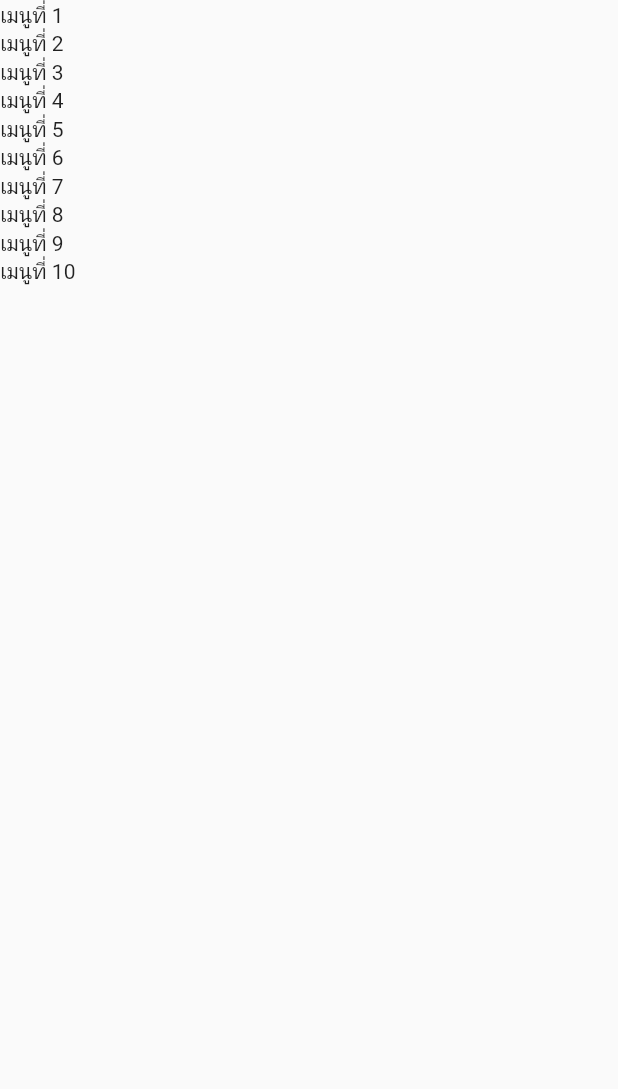
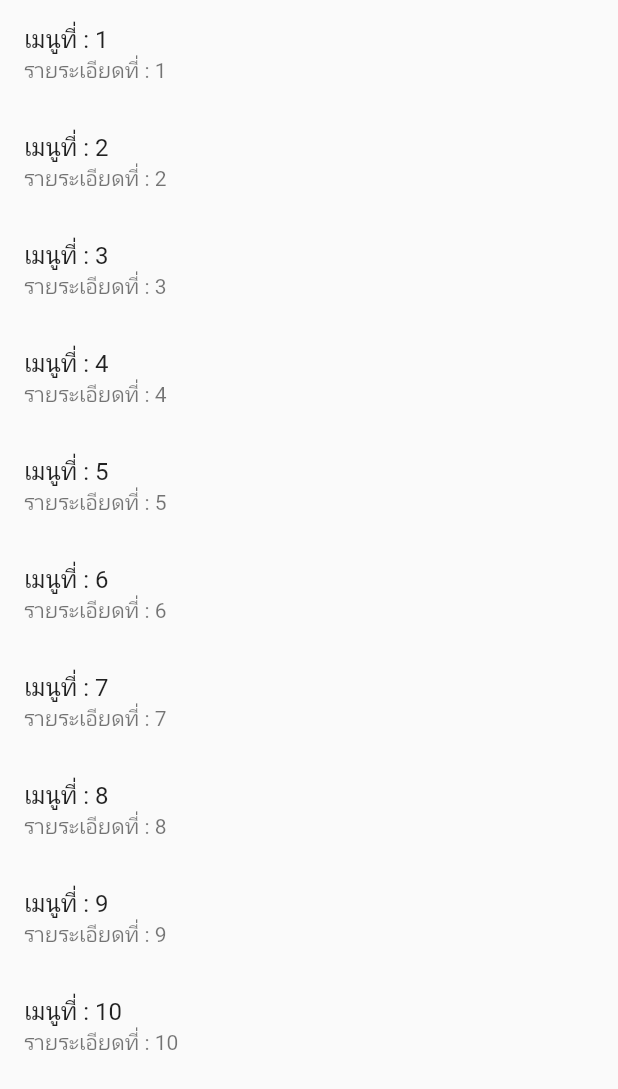
Before and after one commit to pearypie/Lab2, a Flutter app: the screen it shows after launch, on a phone screen of 412 x 824 dp. Shown: the top 1089 px of the screen. Run offline on Flutter 3.47's test engine with Material 2 defaults, Android fonts, the phone set to English and light mode, and no system bars.

Commit message:
ListTitle

```diff
--- a/week5-6-commit&push/Holoapp/holoapp/lib/Homescreen.dart
+++ b/week5-6-commit&push/Holoapp/holoapp/lib/Homescreen.dart
@@ -22,7 +22,11 @@ class _HomescreenState extends State<Homescreen> {
   List<Widget> getData(int count) {
     List<Widget> data = [];
     for (var i = 0; i < count; i++) {
-      data.add(Text("เมนูที่ ${i + 1}"));
+      var menu = ListTile(
+        title: Text("เมนูที่ : ${i + 1}"),
+        subtitle: Text("รายระเอียดที่ : ${i + 1}"),
+      );
+      data.add(menu);
     }
     return data;
   }
```
